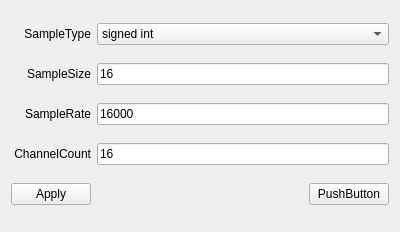
Old version of the form AudioFormatListWidget.ui in the repository Tx-Charlie/SoftAudioEffect.
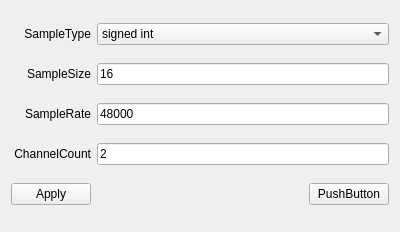
New version of the form.

```diff
--- a/AudioFormatListWidget.ui
+++ b/AudioFormatListWidget.ui
@@ -57,7 +57,7 @@
    <item row="3" column="1" colspan="2">
     <widget class="QLineEdit" name="line_channelCount">
      <property name="text">
-      <string>16</string>
+      <string>2</string>
      </property>
     </widget>
    </item>
@@ -98,7 +98,7 @@
    <item row="2" column="1" colspan="2">
     <widget class="QLineEdit" name="line_sampleRate">
      <property name="text">
-      <string>16000</string>
+      <string>48000</string>
      </property>
     </widget>
    </item>
```
